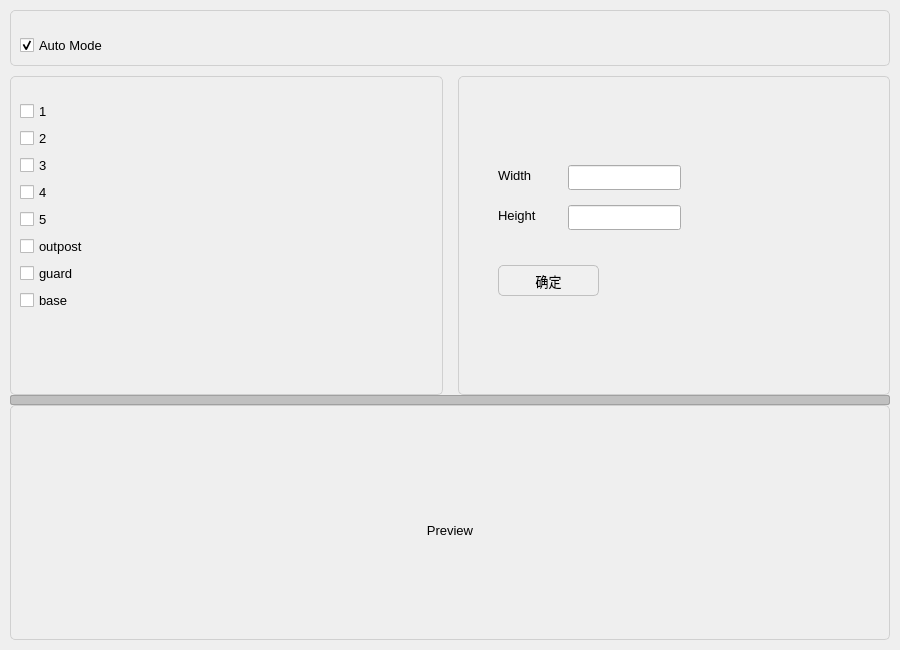
First picture: the form in cls.ui, repository lovodllt/DatasetMaker, before the edit.
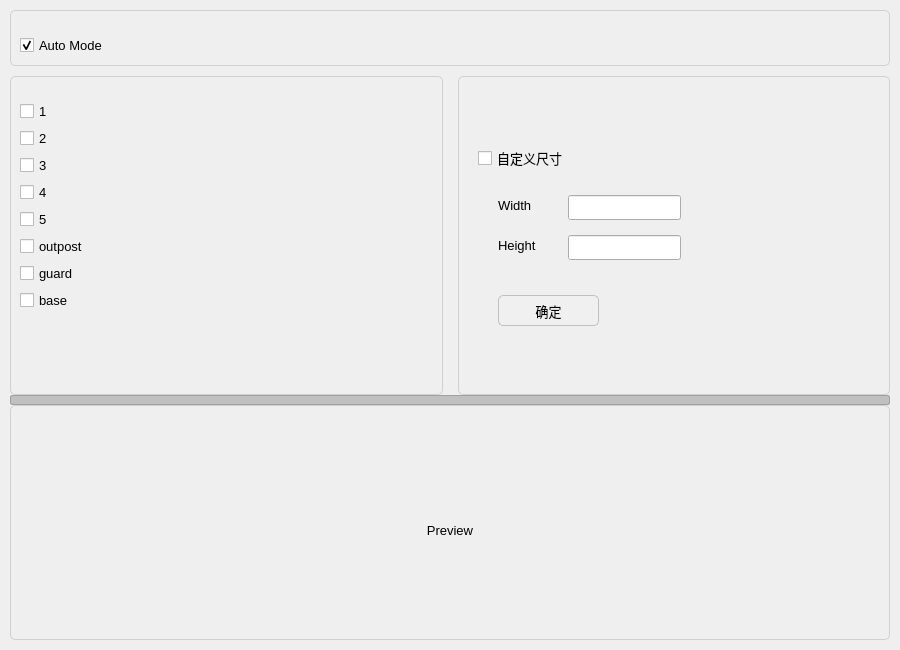
Second picture: the form after the edit.

The edit to the form file:
```diff
--- a/cls.ui
+++ b/cls.ui
@@ -232,7 +232,7 @@
              <property name="geometry">
               <rect>
                <x>30</x>
-               <y>30</y>
+               <y>60</y>
                <width>71</width>
                <height>21</height>
               </rect>
@@ -245,7 +245,7 @@
              <property name="geometry">
               <rect>
                <x>100</x>
-               <y>30</y>
+               <y>60</y>
                <width>113</width>
                <height>25</height>
               </rect>
@@ -258,7 +258,7 @@
              <property name="geometry">
               <rect>
                <x>30</x>
-               <y>70</y>
+               <y>100</y>
                <width>71</width>
                <height>21</height>
               </rect>
@@ -271,7 +271,7 @@
              <property name="geometry">
               <rect>
                <x>100</x>
-               <y>70</y>
+               <y>100</y>
                <width>113</width>
                <height>25</height>
               </rect>
@@ -284,7 +284,7 @@
              <property name="geometry">
               <rect>
                <x>30</x>
-               <y>130</y>
+               <y>160</y>
                <width>101</width>
                <height>31</height>
               </rect>
@@ -307,6 +307,19 @@
               <string>确定</string>
              </property>
             </widget>
+            <widget class="QCheckBox" name="checkBox">
+             <property name="geometry">
+              <rect>
+               <x>10</x>
+               <y>10</y>
+               <width>411</width>
+               <height>26</height>
+              </rect>
+             </property>
+             <property name="text">
+              <string>自定义尺寸</string>
+             </property>
+            </widget>
            </widget>
           </item>
          </layout>
```
